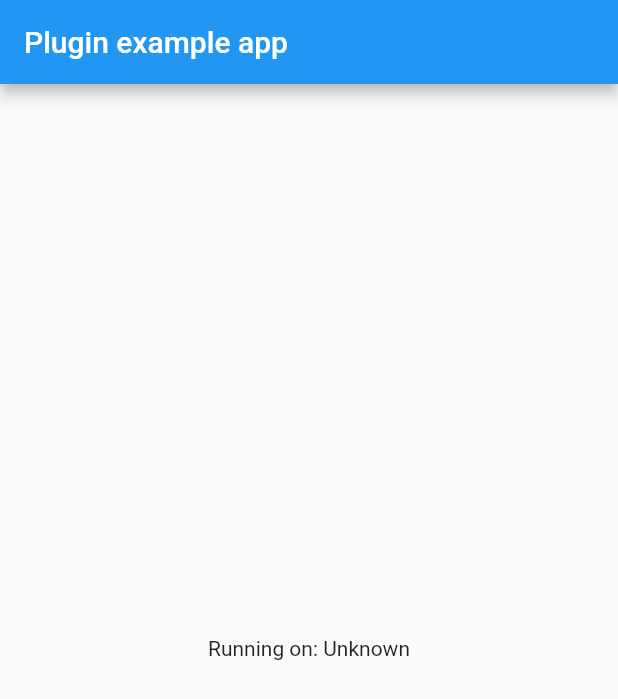
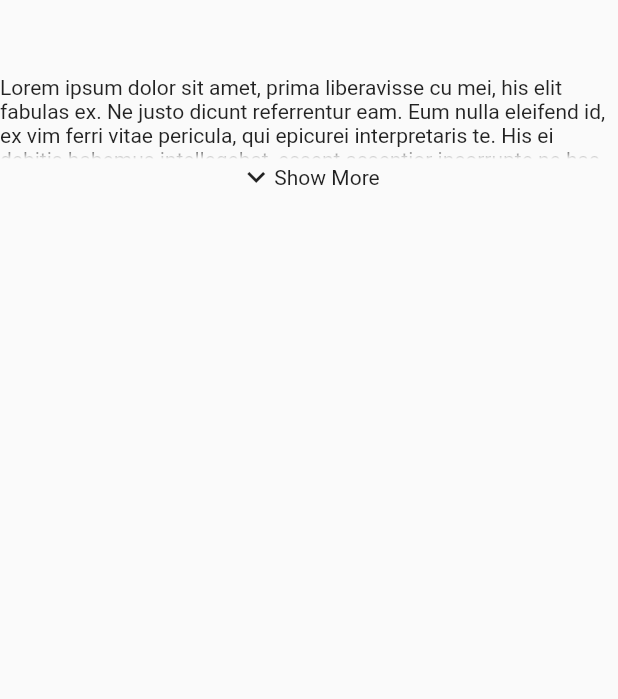
Before and after one commit to jrmsclnt/showmore, a Flutter app: the screen it shows after launch, on a phone screen of 412 x 824 dp. Shown: the top 699 px of the screen. Run offline on Flutter 3.47's test engine with Material 2 defaults, Android fonts, the phone set to English and light mode, and no system bars; statements that could not run were skipped.

Commit message:
second commit

```diff
--- a/example/lib/main.dart
+++ b/example/lib/main.dart
@@ -1,56 +1,25 @@
 import 'package:flutter/material.dart';
-import 'dart:async';
 
-import 'package:flutter/services.dart';
 import 'package:showmore/showmore.dart';
 
-void main() => runApp(MyApp());
+void main()=> runApp(MaterialApp(home: HomePage()));
 
-class MyApp extends StatefulWidget {
-  @override
-  _MyAppState createState() => _MyAppState();
-}
-
-class _MyAppState extends State<MyApp> {
-  String _platformVersion = 'Unknown';
+class HomePage extends StatelessWidget{
 
   @override
-  void initState() {
-    super.initState();
-    initPlatformState();
-  }
+  Widget build(BuildContext context){
 
-  // Platform messages are asynchronous, so we initialize in an async method.
-  Future<void> initPlatformState() async {
-    String platformVersion;
-    // Platform messages may fail, so we use a try/catch PlatformException.
-    try {
-      platformVersion = await Showmore.platformVersion;
-    } on PlatformException {
-      platformVersion = 'Failed to get platform version.';
-    }
-
-    // If the widget was removed from the tree while the asynchronous platform
-    // message was in flight, we want to discard the reply rather than calling
-    // setState to update our non-existent appearance.
-    if (!mounted) return;
-
-    setState(() {
-      _platformVersion = platformVersion;
-    });
-  }
-
-  @override
-  Widget build(BuildContext context) {
-    return MaterialApp(
-      home: Scaffold(
-        appBar: AppBar(
-          title: const Text('Plugin example app'),
-        ),
-        body: Center(
-          child: Text('Running on: $_platformVersion\n'),
-        ),
-      ),
-    );
+    return Scaffold(
+      body: SafeArea(
+        child: Padding(
+          padding: EdgeInsets.symmetric(vertical: 50.0),
+          child: ShowMore(
+            content: 'Lorem ipsum dolor sit amet, prima liberavisse cu mei, his elit fabulas ex. Ne justo dicunt referrentur eam. Eum nulla eleifend id, ex vim ferri vitae pericula, qui epicurei interpretaris te. His ei debitis habemus intellegebat, essent assentior incorrupte ne has. Has te inani option, qui eu etiam feugiat epicurei, posidonium dissentias at nam. Ne his malis probatus consequat. Purto neglegentur vim ea, et vim reque quaestio corrumpit, perfecto singulis no his. Homero minimum efficiendi vix no. Vel an adhuc debet constituam, dicant consul percipitur nam ut, pri vide dicam feugait ei. Lorem homero graeci ex nam, labitur virtute mnesarchum in mel.',
+            desiredMaxHeight: 200.0,
+            desiredMinHeight: 56.0,
+            )
+          )
+        )
+      );
   }
 }
--- a/lib/showmore.dart
+++ b/lib/showmore.dart
@@ -1,13 +1,79 @@
 import 'dart:async';
 
-import 'package:flutter/services.dart';
+import 'package:flutter/material.dart';
+import 'package:flutter/foundation.dart';
 
-class Showmore {
-  static const MethodChannel _channel =
-      const MethodChannel('showmore');
+class ShowMore extends StatefulWidget{
 
-  static Future<String> get platformVersion async {
-    final String version = await _channel.invokeMethod('getPlatformVersion');
-    return version;
+  final String content;
+  final double desiredMaxHeight;
+  final double desiredMinHeight;
+
+  const ShowMore({
+    Key key,
+    @required this.content,
+    @required this.desiredMaxHeight,
+    @required this.desiredMinHeight}) :
+    assert(content != null),
+    assert(desiredMaxHeight != null),
+    assert(desiredMinHeight != null),
+    super(key: key);
+
+  @override
+  ShowMoreState createState()=> ShowMoreState();
+}
+
+class ShowMoreState extends State<ShowMore>{
+
+  _onTap update;
+  ShowStatus showStatus;
+
+  @override
+  void initState(){
+    super.initState();
+    showStatus = ShowStatus.UNEXPANDED;
+  }
+
+  @override
+  Widget build(BuildContext context){
+
+    return Column(
+      children: <Widget>[
+
+        AnimatedContainer(
+          duration: const Duration(milliseconds: 700),
+          width: double.infinity,
+          height: showStatus == ShowStatus.EXPANDED ? widget.desiredMaxHeight : widget.desiredMinHeight,
+          child: Text(
+            widget.content,
+            softWrap: true,
+            overflow: TextOverflow.fade,
+            )
+          ),
+
+        GestureDetector(
+          onTap: update(){
+            setState((){
+              showStatus = showStatus == ShowStatus.EXPANDED ? ShowStatus.UNEXPANDED : ShowStatus.EXPANDED;
+              });
+          },
+          child: Row(
+            mainAxisAlignment: MainAxisAlignment.center,
+            children: <Widget>[
+              showStatus == ShowStatus.EXPANDED ? Icon(Icons.keyboard_arrow_up) : Icon(Icons.keyboard_arrow_down),
+              showStatus == ShowStatus.EXPANDED ? Text("Show Less") : Text("Show More"),
+            ]
+            )
+          ),
+      ]
+      );
   }
 }
+
+
+typedef void _onTap();
+
+enum ShowStatus {
+  UNEXPANDED,
+  EXPANDED,
+}
```
Also changed, not shown: 1 other file.
